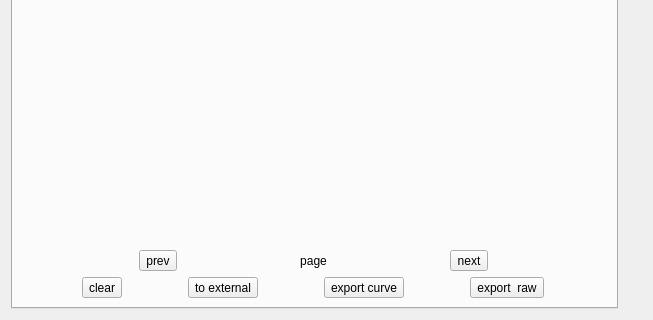
Qt form src/form/FormPlotCorrection/ShowCorrectionCurve/showcorrectioncurve.ui (MRsoymilk/MySerial) before a commit; both pictures show x 0 to 653 and y 160 to 480 of the 653 by 480 pixel window.
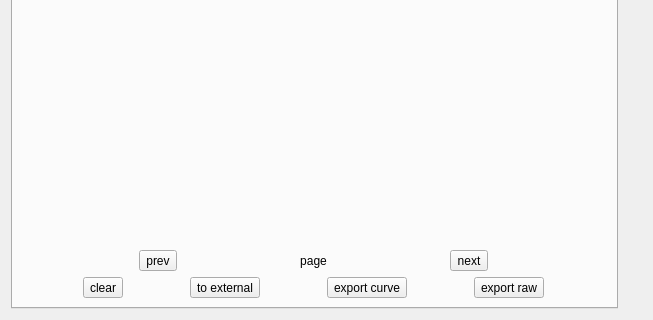
The same form after that commit.

What changed in the file:
```diff
--- a/src/form/FormPlotCorrection/ShowCorrectionCurve/showcorrectioncurve.ui
+++ b/src/form/FormPlotCorrection/ShowCorrectionCurve/showcorrectioncurve.ui
@@ -65,7 +65,7 @@
          <item>
           <widget class="QToolButton" name="tBtnExportRaw">
            <property name="text">
-            <string>export  raw</string>
+            <string>export raw</string>
            </property>
           </widget>
          </item>
```
